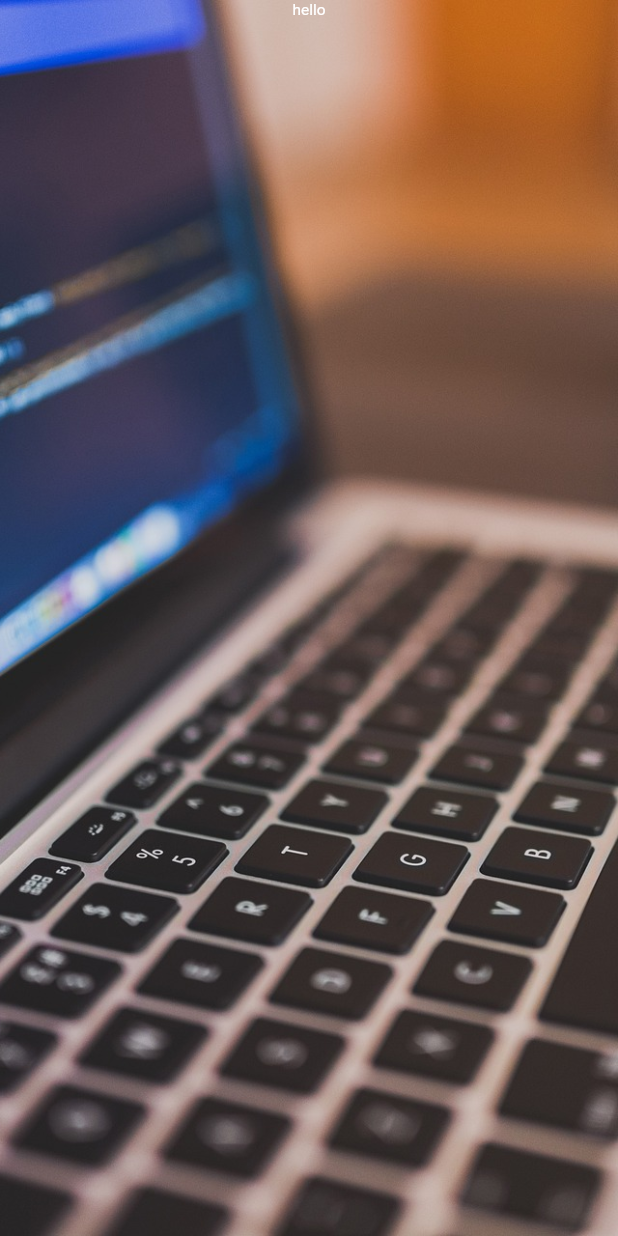
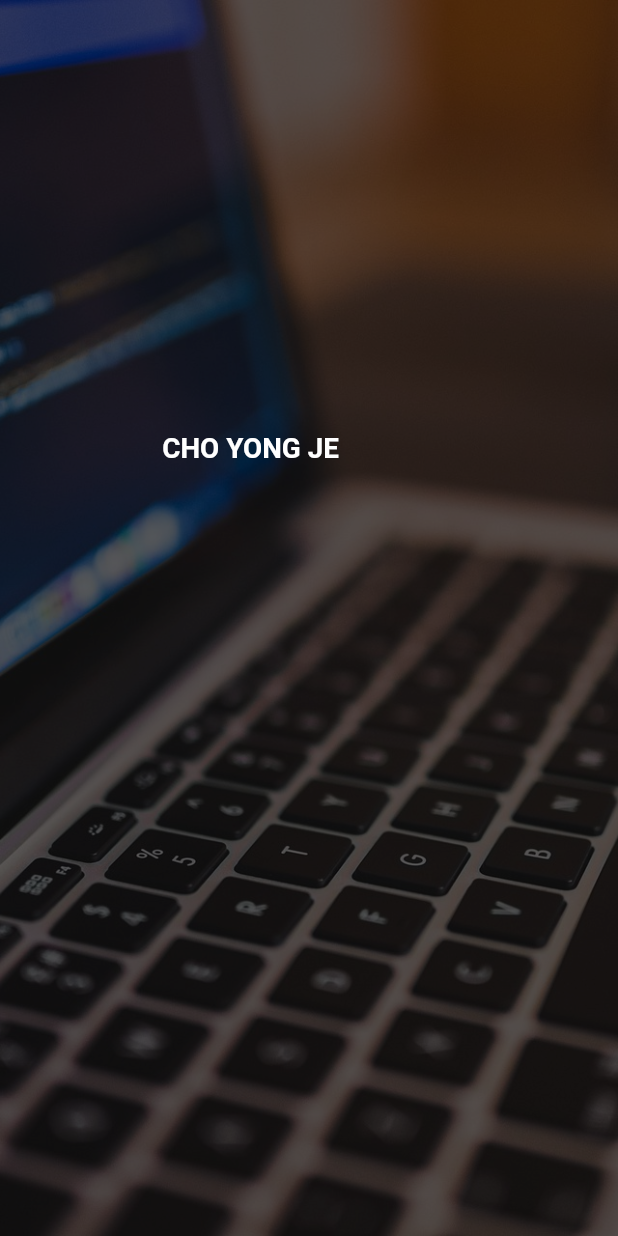
Before and after one commit to Lovingcats/Portfolio_website, a Flutter app: the screen it shows after launch, on a phone screen of 412 x 824 dp. Run offline on Flutter 3.47's test engine with Material 2 defaults, Android fonts, the phone set to English and light mode, and no system bars; drawn by our look-alikes of animated_text_kit; our stand-ins replace flutter_screenutil; missing offline and left inert: collapsible_sidebar.

Commit message:
[UPDATE] stack 구조

```diff
--- a/lib/main.dart
+++ b/lib/main.dart
@@ -1,5 +1,6 @@
 import 'dart:math' as math show pi;
 
+import 'package:animated_text_kit/animated_text_kit.dart';
 import 'package:collapsible_sidebar/collapsible_sidebar.dart';
 import 'package:flutter/material.dart';
 import 'package:flutter_screenutil/flutter_screenutil.dart';
@@ -132,7 +133,9 @@ class _SidebarPageState extends State<SidebarPage> {
   }
 
   Widget _homebody(Size size, BuildContext context) {
-    return Container(
+    return Stack(
+      children: [
+        Container(
           width: double.infinity,
           height: double.infinity,
           decoration: const BoxDecoration(
@@ -140,18 +143,49 @@ class _SidebarPageState extends State<SidebarPage> {
               fit: BoxFit.cover,
               image: AssetImage('images/coding.jpg'), // 배경 이미지
             ),
-          color: Colors.transparent,
           ),
-        child: Center(
-          child: Column(
+        ),
+        Positioned.fill(
+            child: Opacity(
+          opacity: 0.6,
+          child: Container(
+            color: const Color(0xFF000000),
+          ),
+        )),
+        Column(
+          children: [
+            Padding(
+              padding: EdgeInsets.only(left: 105.w, top: 315.h),
+              child: Row(
+                mainAxisAlignment: MainAxisAlignment.start,
                 children: [
                   Text(
-                "hello",
-                style: TextStyle(fontSize: 10.sp, color: Colors.white),
+                    "CHO YONG JE",
+                    style: TextStyle(
+                        fontSize: 18.sp,
+                        fontWeight: FontWeight.bold,
+                        color: Colors.white),
                   )
                 ],
               ),
-        ));
+            ),
+            SizedBox(
+              width: 250.0,
+              child: DefaultTextStyle(
+                style: TextStyle(fontSize: 15.sp, color: Colors.white),
+                child: AnimatedTextKit(
+                  repeatForever: true,
+                  animatedTexts: [
+                    TypewriterAnimatedText('',
+                        speed: const Duration(milliseconds: 800)),
+                  ],
+                ),
+              ),
+            )
+          ],
+        ),
+      ],
+    );
   }
 
   Widget _body(Size size, BuildContext context) {
```
Lines whose indentation alone changed are shown as unchanged.
